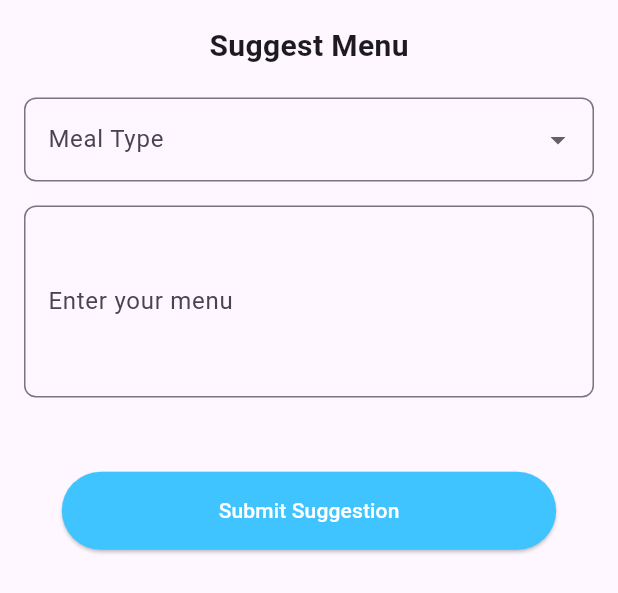
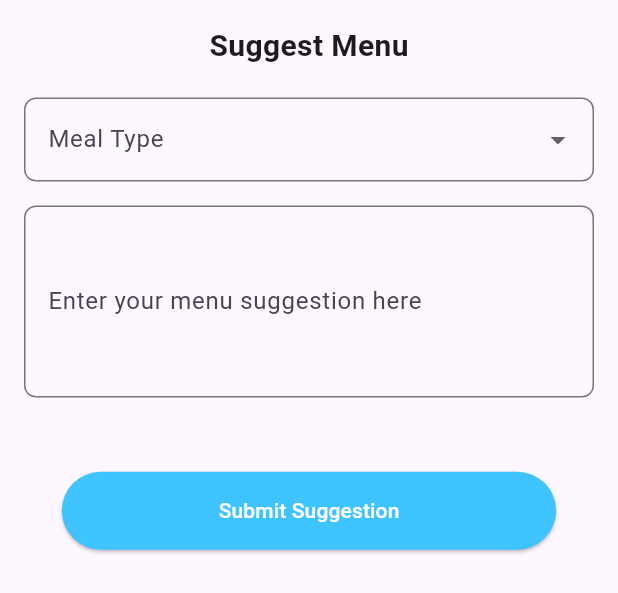
Before and after one commit to Danish9111/mess, a Flutter app: the ShowMenuSuggestionSheet widget shown alone on an empty page, opened directly, on a phone screen of 412 x 824 dp. Shown: the top 593 px of the screen. Run offline on Flutter 3.47's test engine with Material 3 defaults, Android fonts, the phone set to English and light mode, and no system bars; our stand-ins replace cloud_firestore, firebase_auth, firebase_core, flutter_rating_bar, flutter_riverpod, google_fonts and 4 more; accounts and stored records are empty.

Commit message:
Update input decoration in ShowMenuSuggestionSheet: enhance placeholder text for clarity

```diff
--- a/lib/screens/dashboard_screen/dashboard_ui/show_menu_suggestion_sheet.dart
+++ b/lib/screens/dashboard_screen/dashboard_ui/show_menu_suggestion_sheet.dart
@@ -92,7 +92,8 @@ class _ShowMenuSuggestionSheetState
               TextFormField(
                 controller: menuController,
                 maxLines: 4,
-                decoration: _inputDecoration('Enter your menu '),
+                decoration:
+                    _inputDecoration('Enter your menu suggestion here  '),
                 validator: (v) => (v == null || v.isEmpty) ? 'Required' : null,
               ),
               SizedBox(height: screenHeight * .06),
```
